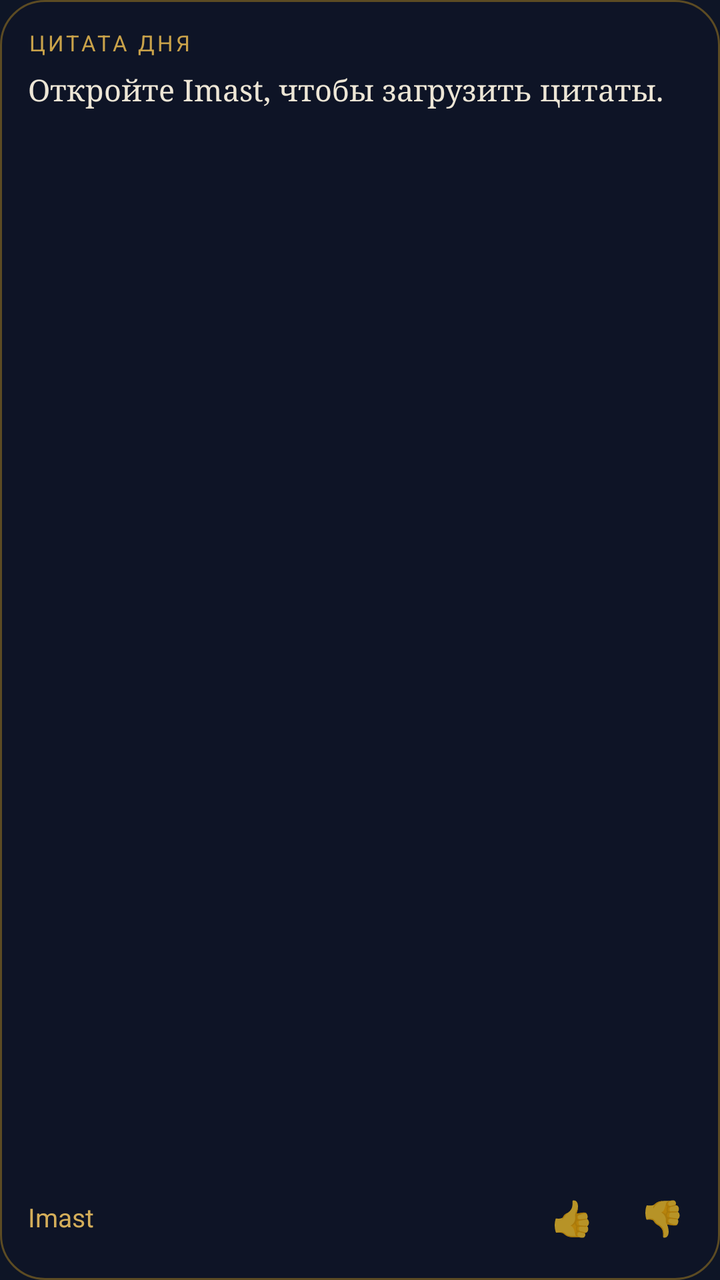
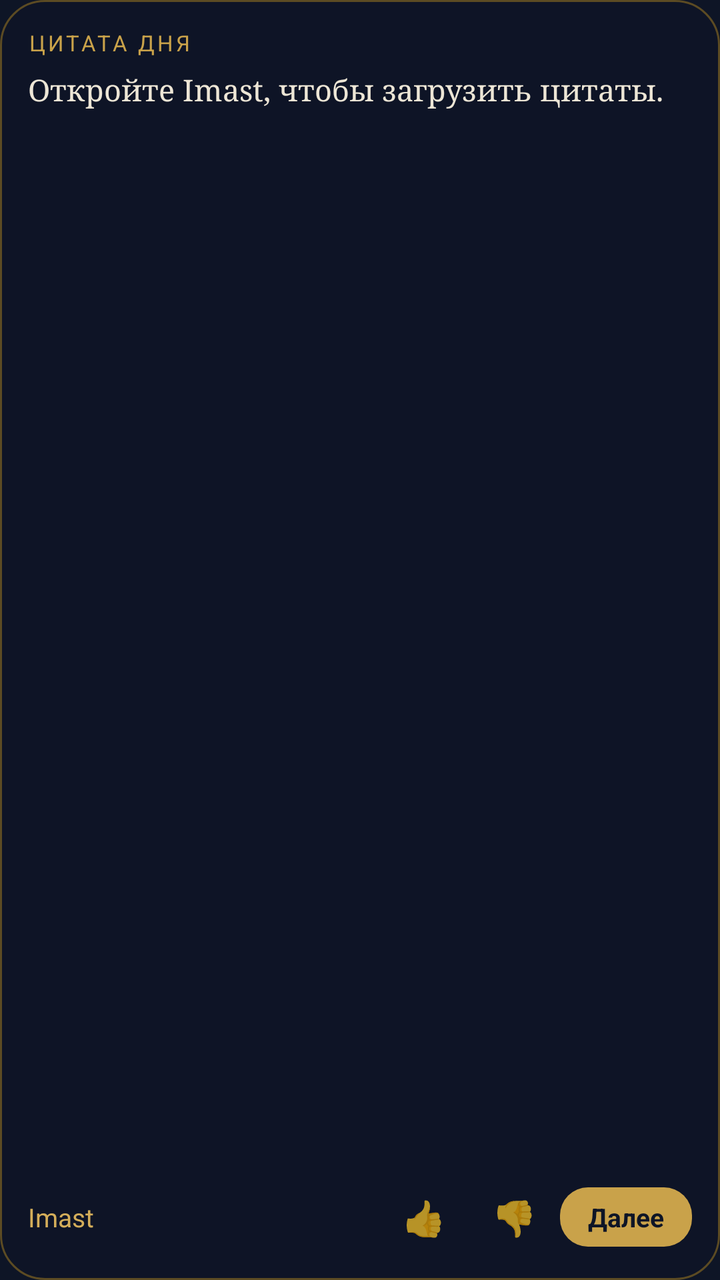

Before-and-after screenshots of an Android layout around one commit, followed by the original layout XML and the change that was made.
<!-- AndroidManifest.xml: application theme AppTheme -->
<!-- res/layout/widget_quote.xml -->
<?xml version="1.0" encoding="utf-8"?>
<LinearLayout xmlns:android="http://schemas.android.com/apk/res/android"
    android:id="@+id/root"
    android:layout_width="match_parent"
    android:layout_height="match_parent"
    android:background="@drawable/widget_bg"
    android:orientation="vertical"
    android:padding="14dp">

    <TextView
        android:id="@+id/label"
        android:layout_width="wrap_content"
        android:layout_height="wrap_content"
        android:letterSpacing="0.12"
        android:text="ЦИТАТА ДНЯ"
        android:textColor="#C9A24A"
        android:textSize="11sp" />

    <TextView
        android:id="@+id/text"
        android:layout_width="match_parent"
        android:layout_height="0dp"
        android:layout_marginTop="6dp"
        android:layout_weight="1"
        android:ellipsize="end"
        android:fontFamily="serif"
        android:maxLines="6"
        android:text="Откройте Imast, чтобы загрузить цитаты."
        android:textColor="#EDE6D6"
        android:textSize="15sp" />

    <LinearLayout
        android:layout_width="match_parent"
        android:layout_height="wrap_content"
        android:layout_marginTop="6dp"
        android:gravity="center_vertical"
        android:orientation="horizontal">

        <TextView
            android:id="@+id/author"
            android:layout_width="0dp"
            android:layout_height="wrap_content"
            android:layout_weight="1"
            android:ellipsize="end"
            android:maxLines="1"
            android:paddingTop="6dp"
            android:paddingBottom="6dp"
            android:text="Imast"
            android:textColor="#D4AE5A"
            android:textSize="13sp" />

        <TextView
            android:id="@+id/like"
            android:layout_width="wrap_content"
            android:layout_height="wrap_content"
            android:paddingStart="12dp"
            android:paddingTop="6dp"
            android:paddingEnd="12dp"
            android:paddingBottom="6dp"
            android:text="👍"
            android:textSize="17sp" />

        <TextView
            android:id="@+id/dislike"
            android:layout_width="wrap_content"
            android:layout_height="wrap_content"
            android:paddingStart="12dp"
            android:paddingTop="6dp"
            android:paddingEnd="4dp"
            android:paddingBottom="6dp"
            android:text="👎"
            android:textSize="17sp" />

        <TextView
            android:id="@+id/answer"
            android:layout_width="wrap_content"
            android:layout_height="wrap_content"
            android:background="@drawable/widget_btn"
            android:paddingStart="16dp"
            android:paddingTop="8dp"
            android:paddingEnd="16dp"
            android:paddingBottom="8dp"
            android:text="Ответить"
            android:textColor="#0E1526"
            android:textSize="14sp"
            android:textStyle="bold"
            android:visibility="gone" />
    </LinearLayout>
</LinearLayout>
<!-- resources referenced by this layout -->
<resources>
  <!-- drawable widget_bg (drawable) -->
  <?xml version="1.0" encoding="utf-8"?>
  <shape xmlns:android="http://schemas.android.com/apk/res/android" android:shape="rectangle">
      <solid android:color="#F20E1526" />
      <corners android:radius="22dp" />
      <stroke android:width="1dp" android:color="#5C4B23" />
  </shape>
  <!-- drawable widget_btn (drawable) -->
  <?xml version="1.0" encoding="utf-8"?>
  <shape xmlns:android="http://schemas.android.com/apk/res/android" android:shape="rectangle">
      <solid android:color="#C9A24A" />
      <corners android:radius="14dp" />
  </shape>
  <style name="AppTheme" parent="android:Theme.Material.NoActionBar">
          <item name="android:windowBackground">@color/bg</item>
          <item name="android:statusBarColor">@color/bg</item>
          <item name="android:navigationBarColor">@color/bg</item>
      </style>
  <color name="bg">#0E1526</color>
</resources>

<!-- the commit's change to res/layout/widget_quote.xml (unified diff, before → after) -->
@@ -72,6 +72,21 @@
             android:textSize="17sp" />
 
         <TextView
+            android:id="@+id/next"
+            android:layout_width="wrap_content"
+            android:layout_height="wrap_content"
+            android:layout_marginStart="8dp"
+            android:background="@drawable/widget_btn"
+            android:paddingStart="14dp"
+            android:paddingTop="6dp"
+            android:paddingEnd="14dp"
+            android:paddingBottom="6dp"
+            android:text="Далее"
+            android:textColor="#0E1526"
+            android:textSize="13sp"
+            android:textStyle="bold" />
+
+        <TextView
             android:id="@+id/answer"
             android:layout_width="wrap_content"
             android:layout_height="wrap_content"
